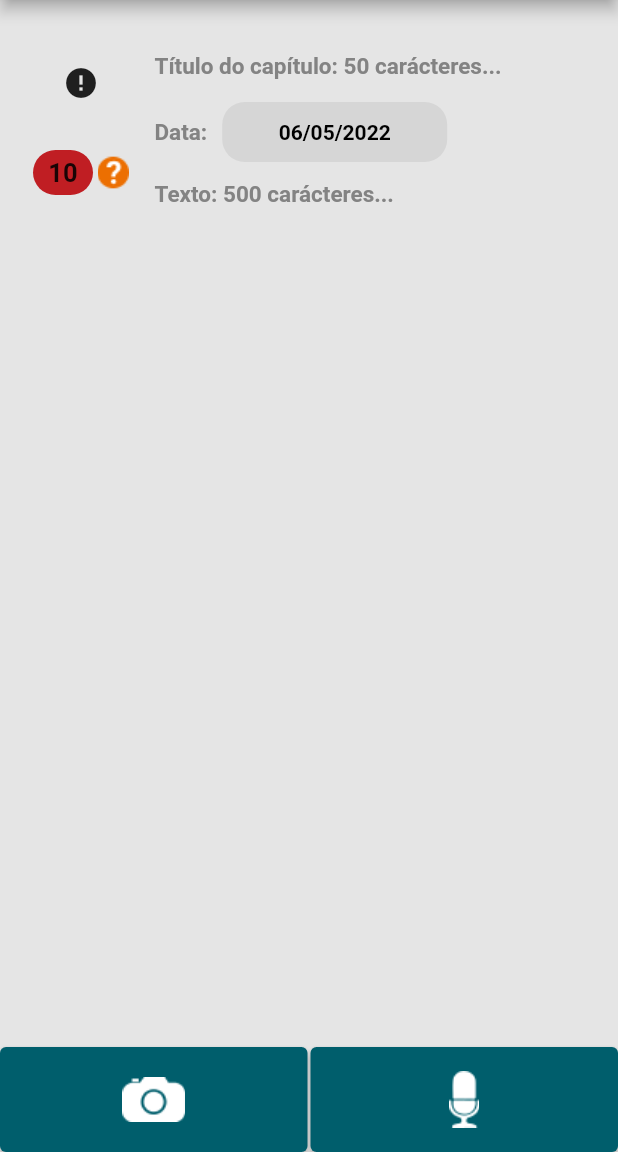
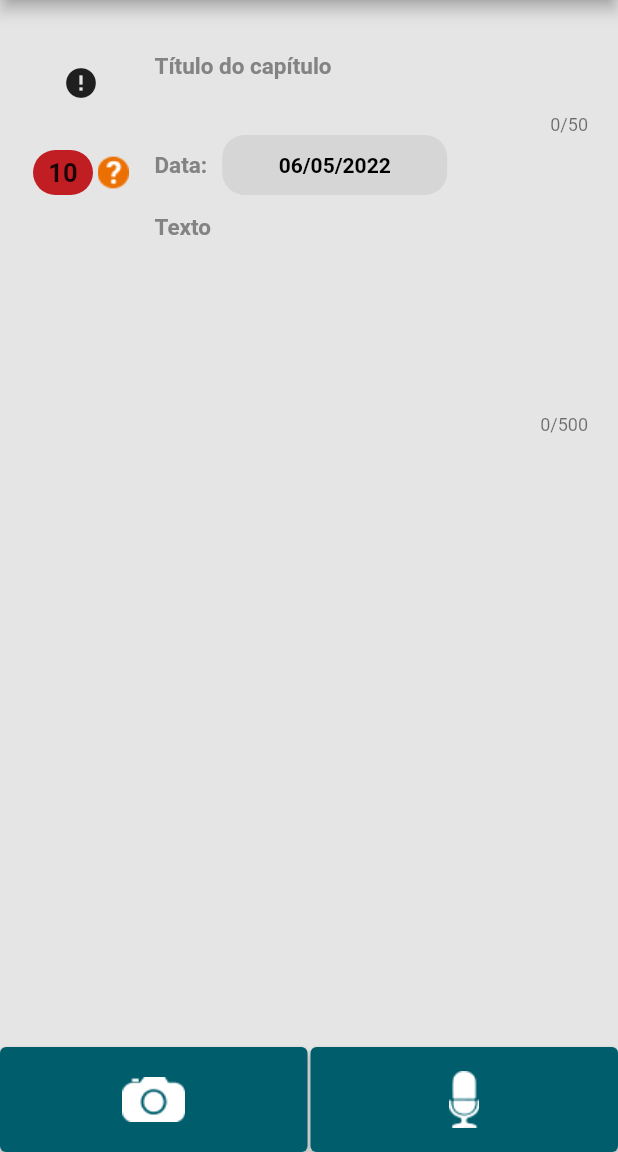
Before and after one commit to azerox/azerox, a Flutter app: the CreatePostPage screen opened by its route, after a tap on "Ok", on a phone screen of 412 x 824 dp, the part 84-1236 px from its top. Run offline on Flutter 3.47's test engine with Material 2 defaults, Android fonts, the phone set to English and light mode, and no system bars; drawn by our look-alikes of cached_network_image; our stand-ins replace audioplayers, dio, get, image_picker, lazy_load_scrollview, permission_handler; missing offline and left inert: flutter_facebook_auth, flutter_social_content_share, flutter_sound, mask, record_mp3; accounts and stored records are empty; network calls fail; project files that could hold a hidden picture were left out.

Commit message:
Post: Adicionado contador de caracteres (#9)

```diff
--- a/lib/app/modules/create_post/create_post_controller.dart
+++ b/lib/app/modules/create_post/controllers/create_post_controller.dart
@@ -1,45 +1,76 @@
-import 'package:azerox/app/modules/create_post/create_post_repository.dart';
-import 'package:azerox/app/modules/create_post/widgets/timer_controller.dart';
-import 'package:flutter_sound/flutter_sound.dart';
 import 'dart:io';
 
+import 'package:azerox/app/models/post.dart';
+import 'package:flutter/material.dart';
+import 'package:flutter_sound/flutter_sound.dart';
+import 'package:image_picker/image_picker.dart';
+import 'package:intl/intl.dart';
 import 'package:path_provider/path_provider.dart';
-import 'package:get/get.dart';
-import 'package:intl/intl.dart';
 import 'package:permission_handler/permission_handler.dart';
 import 'package:record_mp3/record_mp3.dart';
 
-import '../../models/post.dart';
+import '../create_post_repository.dart';
+import 'timer_controller.dart';
 
-class CreatePostController extends GetxController {
-
-
+class CreatePostController extends ChangeNotifier {
   final CreatePostRepository _repository;
   CreatePostController(this._repository);
 
-
-  final RxString? image = ''.obs;
-  final RxString? mp3 = ''.obs;
+  String? image = '';
+  String? mp3 = '';
   String? contentChapter;
   String? titleChapter;
 
-  var dateFormated = DateFormat('dd/MM/yyyy').format(DateTime.now()).obs;
-  final isRecording = false.obs;
-  var arquivo;
+  String dateFormated = DateFormat('dd/MM/yyyy').format(DateTime.now());
+  bool isRecording = false;
+
+  void onTitleChapterChanged(String newValue) {
+    titleChapter = newValue;
+    notifyListeners();
+  }
+
+  void onContentChapterChanged(String newValue) {
+    contentChapter = newValue;
+    notifyListeners();
+  }
+
+  void onDateTimeChanged(DateTime newValue) {
+    dateFormated = DateFormat('dd/MM/yyyy').format(newValue);
+    notifyListeners();
+  }
+
+  void onOpenRecordDialogPressed() {
+    isRecording = true;
+    notifyListeners();
+  }
+
+  void onCloseRecordDialogPressed() {
+    isRecording = false;
+    notifyListeners();
+  }
+
+  Future<void> onPickImageFromCameraPressed() async {
+    final _picker = ImagePicker();
+    final file = await _picker.pickImage(source: ImageSource.camera);
+
+    if (file != null) {
+      image = file.path;
+    }
+  }
 
   Future<Post> createPost(String? mp3, String? image) async {
     return await _repository.createPost(
       content: contentChapter!,
-      date: dateFormated.value,
+      date: dateFormated,
       title: titleChapter!,
       mp3: mp3,
       image: image,
     );
   }
+
   final FlutterSoundRecorder audio = FlutterSoundRecorder();
   final RecordMp3 mRecorder = RecordMp3.instance;
   final FlutterSoundPlayer mPlayer = FlutterSoundPlayer();
-
 
   final timerController = TimerController(0);
 
@@ -47,11 +78,7 @@ class CreatePostController extends GetxController {
   bool mRecorderIsInited = false;
   bool mplaybackReady = false;
 
-
-
-  @override
-  void onInit() {
-
+  void init() {
     Permission.microphone.request().then((status) {
       if (status != PermissionStatus.granted) {
         throw RecordingPermissionException('Microphone permission not granted');
@@ -61,15 +88,12 @@ class CreatePostController extends GetxController {
         mPlayerIsInited = true;
       });
     });
-
-    super.onInit();
   }
 
   @override
   void dispose() {
     mPlayer.closePlayer();
     timerController.cleanTimer();
-
     super.dispose();
   }
 
@@ -126,11 +150,9 @@ class CreatePostController extends GetxController {
 
     final tempDir = await getTemporaryDirectory();
     final arquivo = File('${tempDir.path}/tau_file.mp3');
-    mp3?.value = arquivo.path;
+    mp3 = arquivo.path;
     mplaybackReady = true;
   }
-
-
 
   void play() async {
     if (!mPlayerIsInited ||
@@ -144,9 +166,7 @@ class CreatePostController extends GetxController {
       fromURI: 'tau_file.mp3',
       codec: Codec.mp3,
     );
-
   }
-
 
   void stopPlayer() async {
     if (!mPlayerIsInited ||
--- a/lib/app/modules/create_post/create_post_bindings.dart
+++ b/lib/app/modules/create_post/create_post_bindings.dart
@@ -2,7 +2,7 @@ import 'package:azerox/app/modules/create_post/create_post_repository.dart';
 import 'package:dio/dio.dart';
 import 'package:get/get.dart';
 
-import './create_post_controller.dart';
+import 'controllers/create_post_controller.dart';
 
 class CreatePostBindings implements Bindings {
   @override
--- a/lib/app/modules/create_post/create_post_page.dart
+++ b/lib/app/modules/create_post/create_post_page.dart
@@ -3,23 +3,21 @@ import 'dart:io';
 import 'package:azerox/app/config/app_colors.dart';
 import 'package:azerox/app/config/app_images.dart';
 import 'package:azerox/app/config/app_routes.dart';
-import 'package:azerox/app/modules/create_post/widgets/timer_controller.dart';
 import 'package:cached_network_image/cached_network_image.dart';
 import 'package:flutter/cupertino.dart';
 import 'package:flutter/material.dart';
 import 'package:get/get.dart';
-import 'package:image_picker/image_picker.dart';
-import 'package:intl/intl.dart';
 
-import './create_post_controller.dart';
 import '../../app_controller.dart';
+import 'controllers/create_post_controller.dart';
+import 'controllers/timer_controller.dart';
 
-class CreatePostPage extends GetView<CreatePostController> {
+class CreatePostPage extends StatelessWidget {
   CreatePostPage({Key? key}) : super(key: key);
-
 
   final record = ValueNotifier(false);
   final timerController = TimerController(0);
+  final CreatePostController controller = GetInstance().find();
 
   @override
   Widget build(BuildContext context) {
@@ -33,33 +31,21 @@ class CreatePostPage extends GetView<CreatePostController> {
               onPressed: () => Get.back(),
               child: const Text(
                 'Fechar',
-                style: TextStyle(
-                  color: Colors.white,
-                  fontSize: 21,
-                ),
+                style: TextStyle(color: Colors.white, fontSize: 21),
               ),
             ),
             const Text(
               'Capítulo',
-              style: TextStyle(
-                color: Colors.white,
-                fontSize: 21,
-              ),
+              style: TextStyle(color: Colors.white, fontSize: 21),
             ),
             TextButton(
               child: const Text(
                 'Ok',
-                style: TextStyle(
-                  color: Colors.white,
-                  fontSize: 21,
-                ),
+                style: TextStyle(color: Colors.white, fontSize: 21),
               ),
               onPressed: () async {
                 if (controller.contentChapter != null) {
-                  await controller.createPost(
-                    controller.mp3?.value,
-                    controller.image?.value,
-                  );
+                  await controller.createPost(controller.mp3, controller.image);
                   Get.offAllNamed(Routes.home);
                 }
               },
@@ -126,38 +112,37 @@ class CreatePostPage extends GetView<CreatePostController> {
                         TextField(
                           style: const TextStyle(color: Colors.black),
                           maxLength: 50,
-                          decoration: const InputDecoration(
-                            counterText: "",
-                            hintText: 'Título do capítulo: 50 carácteres...',
-                            hintStyle: TextStyle(
+                          onChanged: controller.onTitleChapterChanged,
+                          decoration: InputDecoration(
+                            border: InputBorder.none,
+                            hintText: 'Título do capítulo',
+                            hintStyle: const TextStyle(
                               color: AppColors.grey,
                               fontSize: 15,
                               fontWeight: FontWeight.bold,
                             ),
-                            border: InputBorder.none,
+                            counter: AnimatedBuilder(
+                              animation: controller,
+                              builder: (context, child) => Text(
+                                '${controller.titleChapter?.length ?? 0}/50',
+                                style: Theme.of(context).textTheme.caption,
                               ),
-                          onChanged: (value) {
-                            controller.titleChapter = value;
-                          },
+                            ),
+                          ),
                         ),
                         GestureDetector(
                           onTap: () async {
                             showCupertinoModalPopup(
                               context: context,
-                              builder: (builder) {
-                                return SizedBox(
+                              builder: (builder) => SizedBox(
                                 height: 255,
                                 child: CupertinoDatePicker(
                                   backgroundColor: Colors.white,
                                   mode: CupertinoDatePickerMode.date,
-                                    onDateTimeChanged: (value) {
-                                      controller.dateFormated.value =
-                                          DateFormat('dd/MM/yyyy')
-                                              .format(value);
-                                    },
+                                  onDateTimeChanged:
+                                      controller.onDateTimeChanged,
                                 ),
-                                );
-                              },
+                              ),
                             );
                           },
                           child: Row(
@@ -178,35 +163,44 @@ class CreatePostPage extends GetView<CreatePostController> {
                                   color: Colors.grey[350],
                                   borderRadius: BorderRadius.circular(15),
                                 ),
-                                child: Center(child: Obx(() {
+                                child: Center(
+                                  child: AnimatedBuilder(
+                                    animation: controller,
+                                    builder: (context, child) {
                                       return Text(
-                                    controller.dateFormated.value,
+                                        controller.dateFormated,
                                         style: const TextStyle(
                                           color: Colors.black,
                                           fontWeight: FontWeight.bold,
                                         ),
                                       );
-                                })),
+                                    },
+                                  ),
+                                ),
                               ),
                             ],
                           ),
                         ),
                         TextField(
                           style: const TextStyle(color: Colors.black),
-                          onChanged: (value) {
-                            controller.contentChapter = value;
-                          },
+                          onChanged: controller.onContentChapterChanged,
                           maxLength: 500,
                           maxLines: 6,
-                          decoration: const InputDecoration(
-                            counterText: "",
-                            hintText: 'Texto: 500 carácteres...',
-                            hintStyle: TextStyle(
+                          decoration: InputDecoration(
+                            border: InputBorder.none,
+                            hintText: 'Texto',
+                            hintStyle: const TextStyle(
                               color: AppColors.grey,
                               fontSize: 15,
                               fontWeight: FontWeight.bold,
                             ),
-                            border: InputBorder.none,
+                            counter: AnimatedBuilder(
+                              animation: controller,
+                              builder: (context, child) => Text(
+                                '${controller.contentChapter?.length ?? 0}/500',
+                                style: Theme.of(context).textTheme.caption,
+                              ),
+                            ),
                           ),
                         ),
                       ],
@@ -215,26 +209,30 @@ class CreatePostPage extends GetView<CreatePostController> {
                 ],
               ),
               const SizedBox(height: 30),
-              Obx(() {
+              AnimatedBuilder(
+                animation: controller,
+                builder: (context, child) {
                   return Visibility(
-                  visible: controller.image?.value != null &&
-                      controller.image?.value != '',
+                    visible: controller.image != null && controller.image != '',
                     child: SizedBox(
                       height: 170,
                       width: double.infinity,
                       child: Image.file(
-                      File(controller.image?.value ?? ""),
+                        File(controller.image ?? ""),
                         fit: BoxFit.cover,
                       ),
                     ),
                   );
-              })
+                },
+              )
             ],
           ),
         ),
       ),
-      bottomNavigationBar: Obx(() {
-        return controller.isRecording.value
+      bottomNavigationBar: AnimatedBuilder(
+        animation: controller,
+        builder: (context, child) {
+          return controller.isRecording
               ? Stack(
                   children: [
                     Container(
@@ -247,12 +245,10 @@ class CreatePostPage extends GetView<CreatePostController> {
                           Center(
                             child: ValueListenableBuilder<int>(
                               valueListenable: timerController,
-                          builder: (_, value, __){
-                            return  Text(
-                                '${timerController.hour}:${timerController.minutes}:${timerController.seconds}'
-                            );
-                          }
-                      )
+                              builder: (_, value, __) => Text(
+                                '${timerController.hour}:${timerController.minutes}:${timerController.seconds}',
+                              ),
+                            ),
                           ),
                           const Spacer(),
                           GestureDetector(
@@ -268,7 +264,7 @@ class CreatePostPage extends GetView<CreatePostController> {
                                 child: Row(
                                   children: [
                                     ElevatedButton(
-                              onPressed: () async{
+                                      onPressed: () async {
                                         record.value = !record.value;
 
                                         controller.onRecordPressed();
@@ -276,28 +272,30 @@ class CreatePostPage extends GetView<CreatePostController> {
                                         // controller.mp3?.value;
 
                                         // controller.mp3?.value = controller.mRecorder;
-                                if(record.value){
+                                        if (record.value) {
                                           timerController.startTime();
                                         } else {
                                           timerController.pauseTimer();
                                           timerController.cleanTimer();
                                         }
-
                                       },
                                       child: ValueListenableBuilder<bool>(
-                                valueListenable: record, builder: (ctx, snapshot, _){
-                                return Icon(
+                                        valueListenable: record,
+                                        builder: (ctx, snapshot, _) => Icon(
                                           snapshot
                                               ? Icons.pause
                                               : Icons.play_arrow,
                                           color: AppColors.green,
-                                );
-                              },
+                                        ),
                                       ),
                                       style: ButtonStyle(
-                                shape: MaterialStateProperty.all(CircleBorder()),
-                                padding: MaterialStateProperty.all(EdgeInsets.all(23)),
-                                backgroundColor: MaterialStateProperty.all(Colors.white),
+                                        shape: MaterialStateProperty.all(
+                                            CircleBorder()),
+                                        padding: MaterialStateProperty.all(
+                                            EdgeInsets.all(23)),
+                                        backgroundColor:
+                                            MaterialStateProperty.all(
+                                                Colors.white),
                                       ),
                                     )
                                   ],
@@ -307,7 +305,7 @@ class CreatePostPage extends GetView<CreatePostController> {
                           ),
                           const Spacer(),
                           TextButton(
-                      onPressed: () async{
+                              onPressed: () async {
                                 controller.onPlayPressed();
                               },
                               child: Image.asset(AppImages.audio)),
@@ -319,9 +317,7 @@ class CreatePostPage extends GetView<CreatePostController> {
                       left: 10,
                       bottom: 65,
                       child: GestureDetector(
-                onTap: () {
-                  controller.isRecording.value = false;
-                },
+                        onTap: controller.onCloseRecordDialogPressed,
                         child: const CircleAvatar(
                           backgroundColor: AppColors.green,
                           radius: 20,
@@ -346,19 +342,11 @@ class CreatePostPage extends GetView<CreatePostController> {
                         height: 70,
                         child: ElevatedButton(
                           child: Image.asset(AppImages.camera),
+                          onPressed: controller.onPickImageFromCameraPressed,
                           style: ElevatedButton.styleFrom(
                             padding: EdgeInsets.zero,
                             primary: AppColors.primary,
                           ),
-                  onPressed: () async {
-                    final _picker = ImagePicker();
-                    final file = await _picker.pickImage(
-                        source: ImageSource.camera);
-
-                    if (file != null) {
-                      controller.image?.value = file.path;
-                    }
-                  },
                         ),
                       ),
                     ),
@@ -368,19 +356,18 @@ class CreatePostPage extends GetView<CreatePostController> {
                         height: 70,
                         child: ElevatedButton(
                           child: Image.asset(AppImages.microfone),
+                          onPressed: controller.onOpenRecordDialogPressed,
                           style: ElevatedButton.styleFrom(
                             padding: EdgeInsets.zero,
                             primary: AppColors.primary,
                           ),
-                  onPressed: () {
-                    controller.isRecording.value = true;
-                  },
                         ),
                       ),
                     ),
                   ],
                 );
-      }),
+        },
+      ),
     );
   }
 }
--- a/lib/app/modules/login/login_controller.dart
+++ b/lib/app/modules/login/login_controller.dart
@@ -26,8 +26,8 @@ class LoginController extends GetxController {
     // emailEC.text = 'cjrondini@gmail.com';
     // passwordEC.text = '1980';
 
-    emailEC.text = 'gadelha@azerox.com';
-    passwordEC.text = 'capri';
+    emailEC.text = 'demo@azerox.com.br';
+    passwordEC.text = '123456da';
 
     // emailEC.text = 'antonio@tangum.com.br';
     // passwordEC.text = 'militao';
```
Also changed, not shown: lib/app/modules/create_post/controllers/timer_controller.dart (renamed from lib/app/modules/create_post/widgets/timer_controller.dart), 3 other files. Lines whose indentation alone changed are shown as unchanged.
